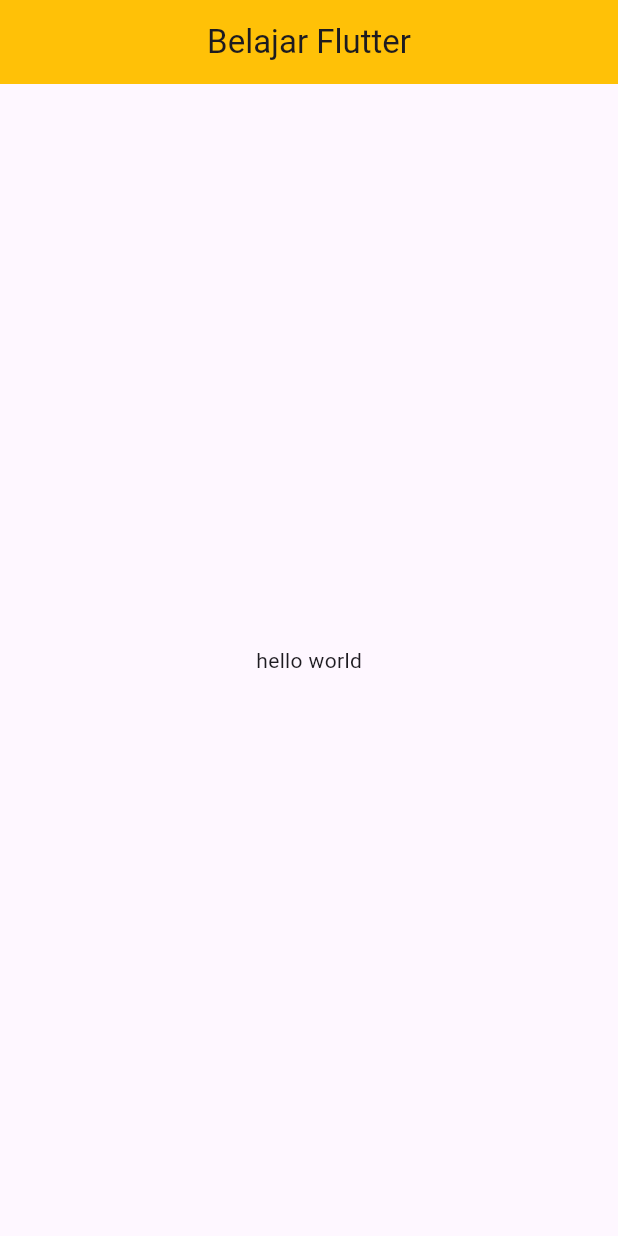
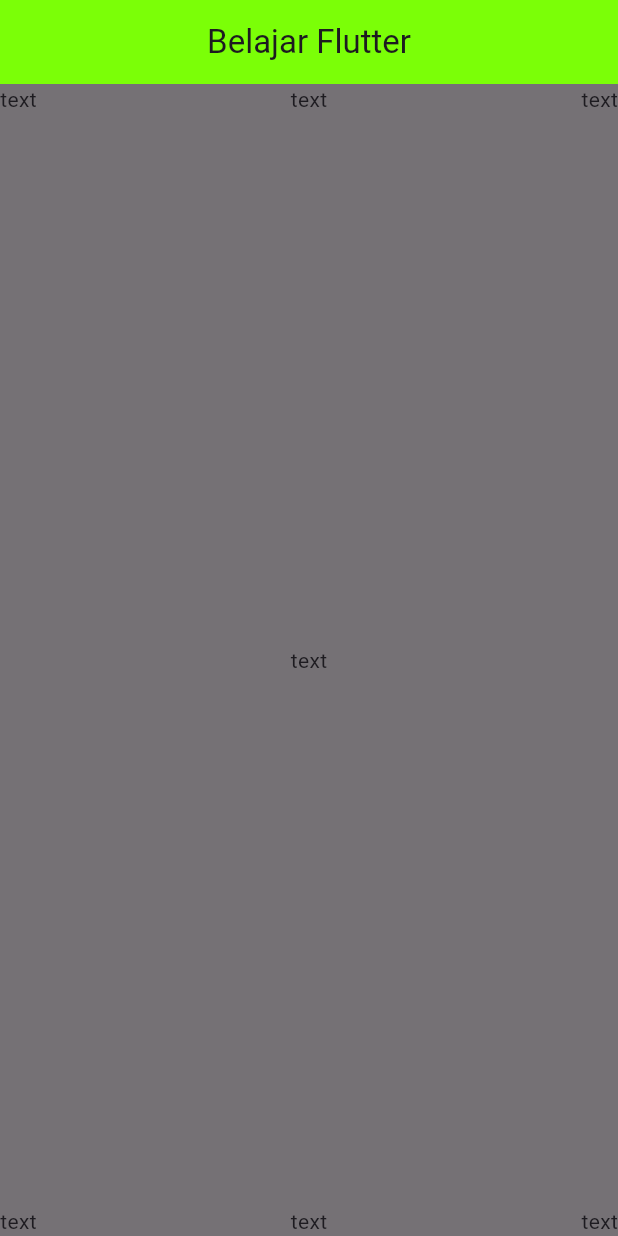
Before and after one commit to MardianSuparman/myapp, a Flutter app: the screen it shows after launch, on a phone screen of 412 x 824 dp. Run offline on Flutter 3.47's test engine with Material 3 defaults, Android fonts, the phone set to English and light mode, and no system bars.

```diff
--- /dev/null
+++ b/lib/Row_Colums/Latihan_RowColumn_Widget.dart
@@ -0,0 +1,40 @@
+import 'package:flutter/material.dart';
+
+class LatihanRowcolumnWidget extends StatelessWidget {
+
+  @override
+  Widget build(BuildContext context) {
+    return Container(
+      color: Colors.black54,
+
+      child:
+        Row(
+          mainAxisAlignment: MainAxisAlignment.spaceBetween,
+          children: [
+            Column(
+              mainAxisAlignment: MainAxisAlignment.spaceBetween,
+              children: [
+                Text('text'),
+                Text('text'),
+            ],
+          ),
+          Column(
+              mainAxisAlignment: MainAxisAlignment.spaceBetween,
+              children: [
+                Text('text'),
+                Text('text'),
+                Text('text'),
+            ],
+          ),
+          Column(
+              mainAxisAlignment: MainAxisAlignment.spaceBetween,
+              children: [
+                Text('text'),
+                Text('text'),
+            ],
+          )
+        ],
+      )
+    );
+  }
+}
--- /dev/null
+++ b/lib/Row_Colums/colum_widget.dart
@@ -0,0 +1,16 @@
+import 'package:flutter/material.dart';
+
+class BelajarColum  extends StatelessWidget {
+
+  @override
+  Widget build(BuildContext context) {
+    return Column(
+      mainAxisAlignment: MainAxisAlignment.spaceBetween,
+      children: [
+        Text('Ini Column 1'),
+        Text('Ini Column 2'),
+        Text('Ini Column 3'),
+      ],
+    );
+  }
+}
--- /dev/null
+++ b/lib/Row_Colums/row_widget.dart
@@ -0,0 +1,16 @@
+import 'package:flutter/material.dart';
+
+class BelajarRow extends StatelessWidget {
+
+@override
+  Widget build(BuildContext context) {
+    return Row(
+      mainAxisAlignment: MainAxisAlignment.spaceBetween,
+      children: [
+        Text('Ini Row 1'),
+        Text('Ini Row 2'),
+        Text('Ini Row 3'),
+      ],
+    );
+  }
+}
--- a/lib/main.dart
+++ b/lib/main.dart
@@ -1,4 +1,9 @@
 import 'package:flutter/material.dart';
+import 'package:myapp/Row_Colums/Latihan_RowColumn_Widget.dart';
+// import 'package:myapp/Row_Colums/colum_widget.dart';
+// import 'package:myapp/Row_Colums/row_column_widget.dart';
+// import 'package:myapp/Row_Colums/row_widget.dart';
+// import 'package:myapp/container_widget.dart';
 
 void main(){
   runApp(MyApp());
@@ -12,14 +17,12 @@ class MyApp extends StatelessWidget {
     return MaterialApp(
       home: Scaffold(
         appBar: AppBar(
-          backgroundColor: Colors.amber,
+          backgroundColor: Color(0xFF7BFF07),
           centerTitle: true,
           title: Text("Belajar Flutter"),
         ),
-        body: Center(
-          child: Text("hello world"),
+        body: LatihanRowcolumnWidget(),
         ),
-      ),
-    );
+      );
   }
 }
```
Also changed, not shown: lib/Row_Colums/row_column_widget.dart (added, +14 -0 lines), lib/container_widget.dart (added, +29 -0 lines), 1 other file.
